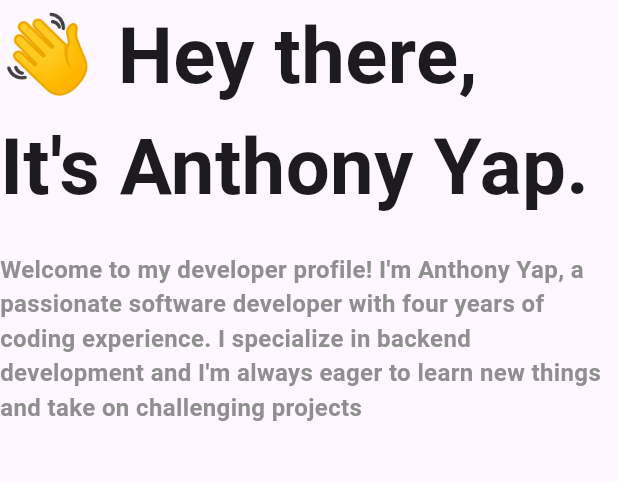
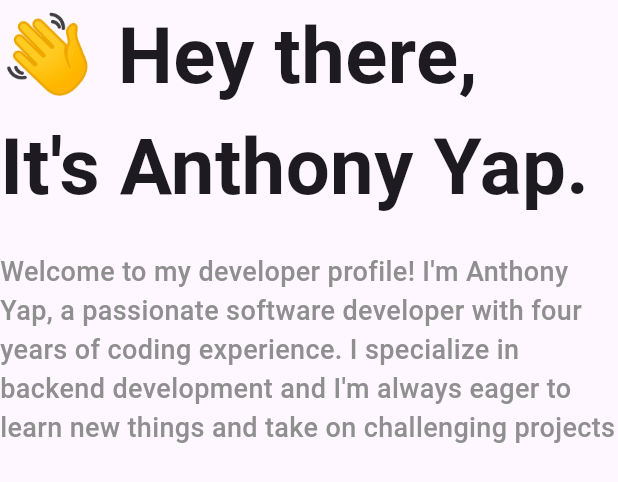
Before and after one commit to yappanthony/flutter-portfolio, a Flutter app: the GreetingText widget shown alone on an empty page, opened directly, on a phone screen of 412 x 824 dp. Shown: the top 482 px of the screen. Run offline on Flutter 3.47's test engine with Material 3 defaults, Android fonts, the phone set to English and light mode, and no system bars; our stand-ins replace font_awesome_flutter.

```diff
--- a/lib/desktop/landing.dart
+++ b/lib/desktop/landing.dart
@@ -41,7 +41,7 @@ class Landing extends StatelessWidget {
               children: [
                 const Socials(),
                 const SizedBox(height: 15),
-                const GreetingText(headerFontSize:52),
+                const GreetingText(headerFontSize:52, textFontSize:18),
 
                 const SizedBox(height: 40),
 
--- a/lib/widgets/greeting_text.dart
+++ b/lib/widgets/greeting_text.dart
@@ -3,10 +3,12 @@ import 'package:flutter/material.dart';
 class GreetingText extends StatelessWidget {
 
   final double headerFontSize;
+  final double textFontSize;
 
   const GreetingText({
     super.key,
     required this.headerFontSize,
+    required this.textFontSize,
   });
 
   @override
@@ -29,12 +31,12 @@ class GreetingText extends StatelessWidget {
           ),
         ),
         const SizedBox(height: 20,),
-        const Text(
+        Text(
           "Welcome to my developer profile! I'm Anthony Yap, a passionate software developer with four years of coding experience. I specialize in backend development and I'm always eager to learn new things and take on challenging projects",
           style: TextStyle(
-            fontWeight: FontWeight.bold,
-            fontSize: 16,
-            color: Color.fromARGB(255, 143, 143, 143),
+            fontWeight: FontWeight.w500,
+            fontSize: textFontSize,
+            color: const Color.fromARGB(255, 143, 143, 143),
           ),
         ),
       ],
--- a/lib/widgets/header.dart
+++ b/lib/widgets/header.dart
@@ -107,7 +107,8 @@ class Header extends StatelessWidget {
                 Text(
                   "Let's Talk ",
                   style: TextStyle(
-                    color: Color.fromARGB(255, 34, 34, 34)
+                    color: Color.fromARGB(255, 34, 34, 34),
+                    fontWeight: FontWeight.bold,
                   ),
                 ),
                 Icon(
```
Also changed, not shown: lib/desktop/software_dev_with_passion.dart (+5 -2 lines), lib/main.dart (+3 -21 lines), lib/mobile/mobile_view.dart (added, +69 -0 lines).
